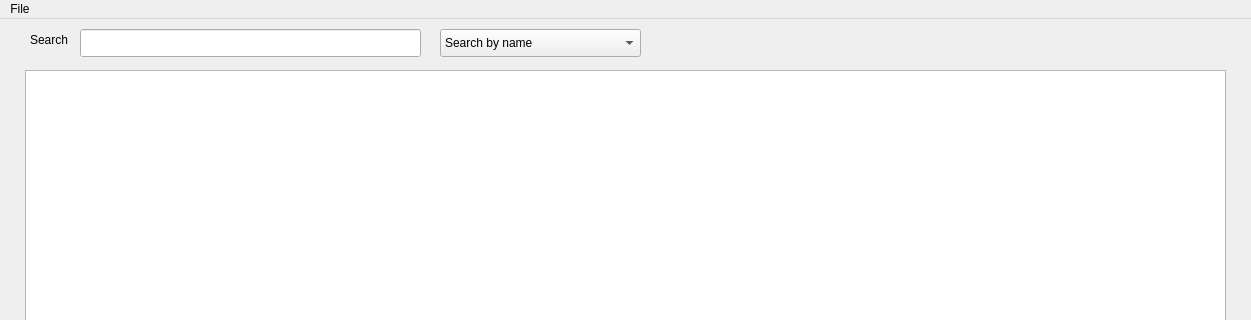
Old version of the form mainwindow.ui in the repository Abdurakhman20/cw-sport; both pictures show x 0 to 1251 and y 0 to 320 of the 1251 by 673 pixel window.
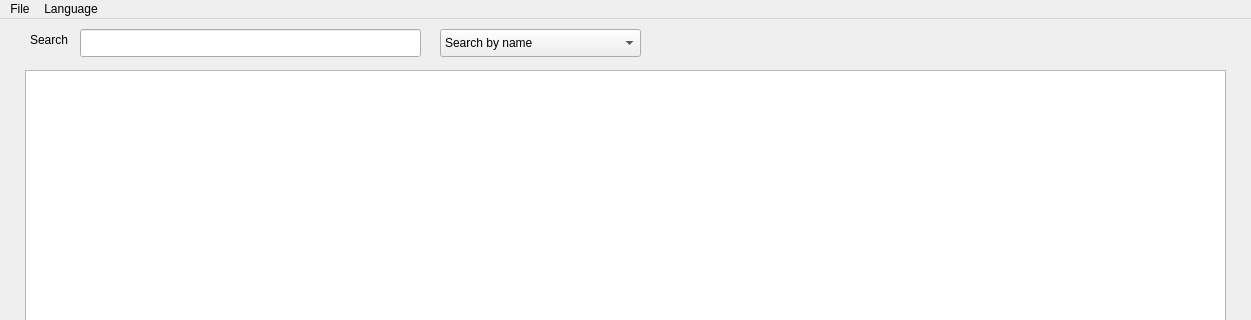
New version of the form.

The edit to the form file:
```diff
--- a/mainwindow.ui
+++ b/mainwindow.ui
@@ -110,7 +110,13 @@
     <addaction name="actionSave"/>
     <addaction name="actionClose"/>
    </widget>
+   <widget class="QMenu" name="menuLanguage">
+    <property name="title">
+     <string>Language</string>
+    </property>
+   </widget>
    <addaction name="menuFile"/>
+   <addaction name="menuLanguage"/>
   </widget>
   <widget class="QStatusBar" name="statusbar"/>
   <action name="actionOpen">
```
Left out of the diff: 15 changed lines with no effect on the pictures.
